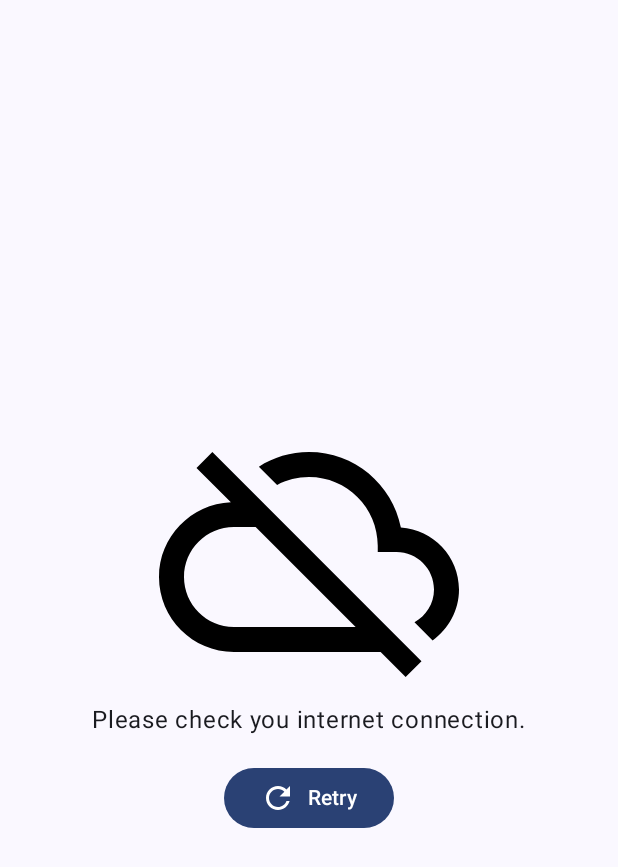
After one commit to sahilydv18/WeatherTracker, an Android app built with Jetpack Compose: the composable ErrorScreen shown on its own in the app's theme, on a phone screen of 412 x 824 dp. The commit adds this screen. Shown: the top 867 px of the screen. Run offline under Robolectric (Android 15) with nearby library versions, the phone set to English and light mode, and no system bars; 1 statement that could not run was skipped.

Commit message:
added loading and error screens

```diff
--- a/app/build.gradle.kts
+++ b/app/build.gradle.kts
@@ -71,6 +71,8 @@ dependencies {
 
     implementation("com.google.android.gms:play-services-location:21.3.0")
 
+    implementation("com.ehsanmsz:msz-progress-indicator:0.8.0")
+
     implementation(libs.androidx.core.ktx)
     implementation(libs.androidx.lifecycle.runtime.ktx)
     implementation(libs.androidx.activity.compose)
--- /dev/null
+++ b/app/src/main/java/com/example/weathertracker/ui/screen/ErrorScreen.kt
@@ -0,0 +1,82 @@
+package com.example.weathertracker.ui.screen
+
+import androidx.compose.foundation.Image
+import androidx.compose.foundation.isSystemInDarkTheme
+import androidx.compose.foundation.layout.Arrangement
+import androidx.compose.foundation.layout.Column
+import androidx.compose.foundation.layout.Spacer
+import androidx.compose.foundation.layout.fillMaxSize
+import androidx.compose.foundation.layout.height
+import androidx.compose.foundation.layout.size
+import androidx.compose.foundation.layout.width
+import androidx.compose.material3.Button
+import androidx.compose.material3.CircularProgressIndicator
+import androidx.compose.material3.Icon
+import androidx.compose.material3.Text
+import androidx.compose.runtime.Composable
+import androidx.compose.runtime.getValue
+import androidx.compose.runtime.mutableStateOf
+import androidx.compose.runtime.saveable.rememberSaveable
+import androidx.compose.runtime.setValue
+import androidx.compose.ui.Alignment
+import androidx.compose.ui.Modifier
+import androidx.compose.ui.graphics.Color
+import androidx.compose.ui.graphics.ColorFilter
+import androidx.compose.ui.res.painterResource
+import androidx.compose.ui.res.stringResource
+import androidx.compose.ui.unit.dp
+import androidx.compose.ui.unit.sp
+import com.example.weathertracker.R
+
+@Composable
+fun ErrorScreen(
+    onRetryButtonClicked: () -> Unit
+) {
+    var isLoading by rememberSaveable {
+        mutableStateOf(false)
+    }
+
+    Column(
+        modifier = Modifier.fillMaxSize(),
+        verticalArrangement = Arrangement.Center,
+        horizontalAlignment = Alignment.CenterHorizontally
+    ) {
+        Image(
+            painter = painterResource(id = R.drawable.ic_connection_error),
+            contentDescription = stringResource(id = R.string.error),
+            modifier = Modifier.size(200.dp),
+            colorFilter = ColorFilter.tint(
+                if (isSystemInDarkTheme()) {
+                    Color.White
+                } else {
+                    Color.Black
+                }
+            )
+        )
+        Text(
+            text = stringResource(id = R.string.error_message),
+            fontSize = 16.sp
+        )
+        Spacer(modifier = Modifier.height(16.dp))
+        Button(
+            onClick = {
+                onRetryButtonClicked()
+                isLoading = true
+            },
+            enabled = !isLoading
+        ) {
+            if (isLoading) {
+                CircularProgressIndicator(
+                    modifier = Modifier.size(28.dp)
+                )
+            } else {
+                Icon(
+                    painter = painterResource(id = R.drawable.baseline_refresh_24),
+                    contentDescription = stringResource(id = R.string.retry)
+                )
+                Spacer(modifier = Modifier.width(8.dp))
+                Text(text = stringResource(id = R.string.retry))
+            }
+        }
+    }
+}
--- /dev/null
+++ b/app/src/main/res/drawable/baseline_refresh_24.xml
@@ -0,0 +1,5 @@
+<vector xmlns:android="http://schemas.android.com/apk/res/android" android:height="24dp" android:tint="#000000" android:viewportHeight="24" android:viewportWidth="24" android:width="24dp">
+
+    <path android:fillColor="@android:color/white" android:pathData="M17.65,6.35C16.2,4.9 14.21,4 12,4c-4.42,0 -7.99,3.58 -7.99,8s3.57,8 7.99,8c3.73,0 6.84,-2.55 7.73,-6h-2.08c-0.82,2.33 -3.04,4 -5.65,4 -3.31,0 -6,-2.69 -6,-6s2.69,-6 6,-6c1.66,0 3.14,0.69 4.22,1.78L13,11h7V4l-2.35,2.35z"/>
+
+</vector>
--- /dev/null
+++ b/app/src/main/res/drawable/ic_connection_error.xml
@@ -0,0 +1,25 @@
+<!--
+  ~ Copyright (C) 2023 The Android Open Source Project
+  ~
+  ~ Licensed under the Apache License, Version 2.0 (the "License");
+  ~ you may not use this file except in compliance with the License.
+  ~ You may obtain a copy of the License at
+  ~
+  ~     https://www.apache.org/licenses/LICENSE-2.0
+  ~
+  ~ Unless required by applicable law or agreed to in writing, software
+  ~ distributed under the License is distributed on an "AS IS" BASIS,
+  ~ WITHOUT WARRANTIES OR CONDITIONS OF ANY KIND, either express or implied.
+  ~ See the License for the specific language governing permissions and
+  ~ limitations under the License.
+  -->
+<vector xmlns:android="http://schemas.android.com/apk/res/android"
+    android:width="100dp"
+    android:height="100dp"
+    android:tint="#A9A9AC"
+    android:viewportWidth="24.0"
+    android:viewportHeight="24.0">
+    <path
+        android:fillColor="#A9A9AC"
+        android:pathData="M19.35,10.04C18.67,6.59 15.64,4 12,4c-1.48,0 -2.85,0.43 -4.01,1.17l1.46,1.46C10.21,6.23 11.08,6 12,6c3.04,0 5.5,2.46 5.5,5.5v0.5H19c1.66,0 3,1.34 3,3 0,1.13 -0.64,2.11 -1.56,2.62l1.45,1.45C23.16,18.16 24,16.68 24,15c0,-2.64 -2.05,-4.78 -4.65,-4.96zM3,5.27l2.75,2.74C2.56,8.15 0,10.77 0,14c0,3.31 2.69,6 6,6h11.73l2,2L21,20.73 4.27,4 3,5.27zM7.73,10l8,8H6c-2.21,0 -4,-1.79 -4,-4s1.79,-4 4,-4h1.73z" />
+</vector>
--- a/app/src/main/res/values/strings.xml
+++ b/app/src/main/res/values/strings.xml
@@ -16,4 +16,7 @@
     <string name="avg_temperature">Average Temperature</string>
     <string name="avg_humidity">Average humidity</string>
     <string name="max_wind">Max wind speed</string>
+    <string name="error">Error</string>
+    <string name="retry">Retry</string>
+    <string name="error_message">Please check you internet connection.</string>
 </resources>
```
Also changed, not shown: app/src/main/java/com/example/weathertracker/MainActivity.kt (+14 -1 lines), app/src/main/java/com/example/weathertracker/ui/screen/HomeScreen.kt (+7 -5 lines), app/src/main/java/com/example/weathertracker/ui/screen/LoadingScreen.kt (added, +24 -0 lines).
